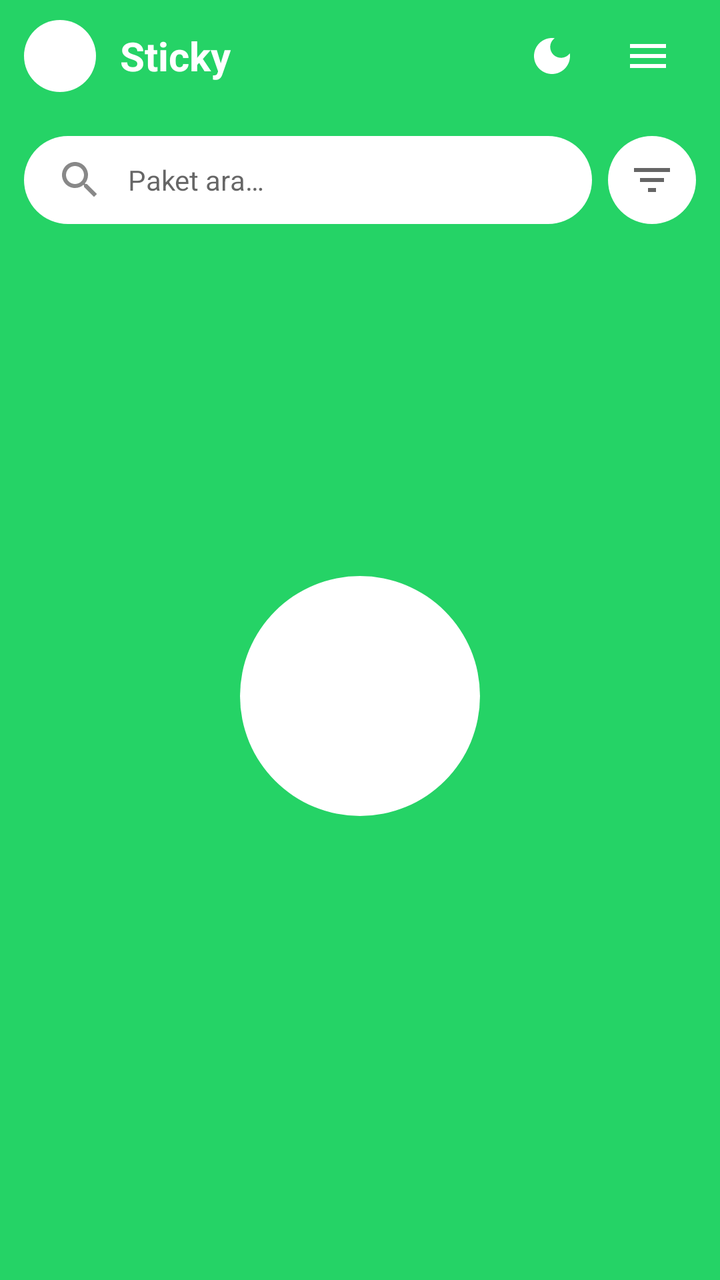
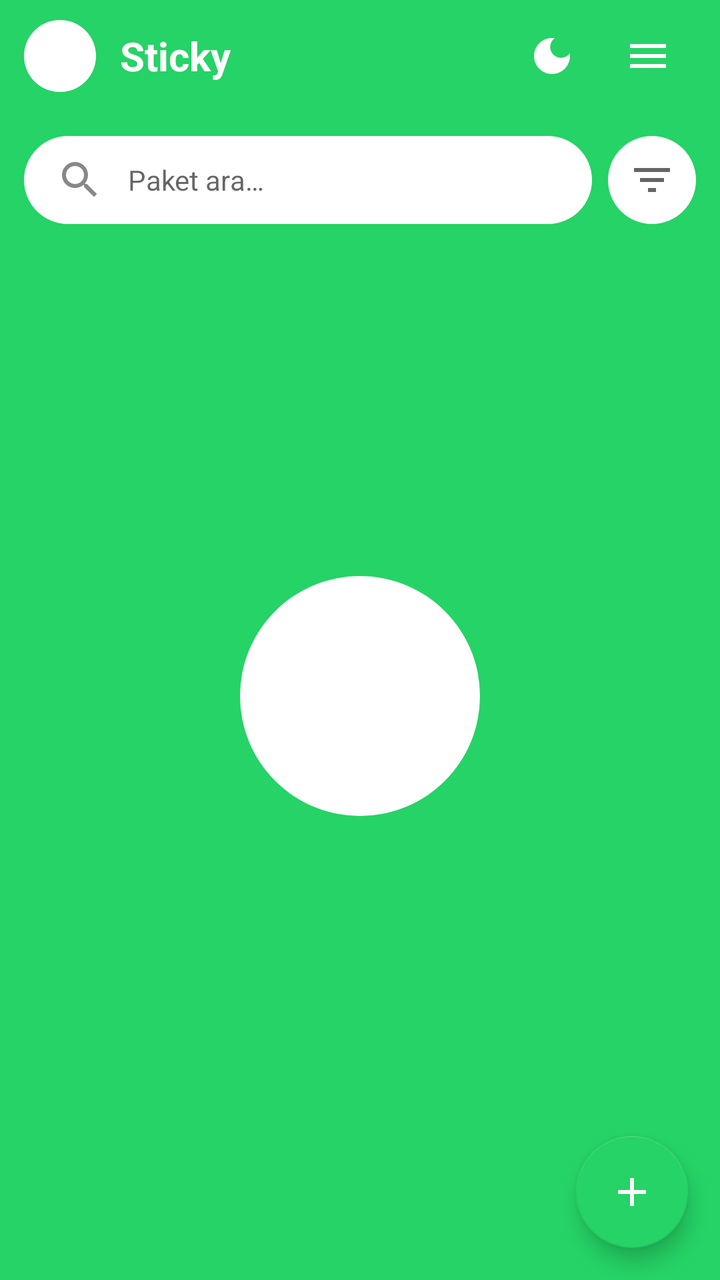

Screens rendered from an Android XML layout before and after an edit, with the pre-edit source and the edit as a unified diff.
<!-- AndroidManifest.xml: application theme AppTheme -->
<!-- res/layout/activity_main.xml -->
<?xml version="1.0" encoding="utf-8"?>
<androidx.drawerlayout.widget.DrawerLayout
    xmlns:android="http://schemas.android.com/apk/res/android"
    xmlns:app="http://schemas.android.com/apk/res-auto"
    android:id="@+id/drawer"
    android:layout_width="match_parent"
    android:layout_height="match_parent">

    <LinearLayout
        android:layout_width="match_parent"
        android:layout_height="match_parent"
        android:orientation="vertical">

        
        <LinearLayout
            android:layout_width="match_parent"
            android:layout_height="56dp"
            android:background="@color/primary"
            android:gravity="center_vertical"
            android:orientation="horizontal"
            android:paddingHorizontal="12dp">

            <View
                android:layout_width="36dp"
                android:layout_height="36dp"
                android:background="@drawable/ic_logo_white" />

            <TextView
                android:layout_width="0dp"
                android:layout_height="wrap_content"
                android:layout_weight="1"
                android:layout_marginStart="12dp"
                android:text="@string/app_name"
                android:textColor="@color/white"
                android:textSize="20sp"
                android:textStyle="bold" />

            <ImageButton
                android:id="@+id/btnTheme"
                android:layout_width="48dp"
                android:layout_height="48dp"
                android:background="?selectableItemBackgroundBorderless"
                android:src="@drawable/ic_moon"
                android:contentDescription="Toggle theme" />

            <ImageButton
                android:id="@+id/menuBtn"
                android:layout_width="48dp"
                android:layout_height="48dp"
                android:background="?selectableItemBackgroundBorderless"
                android:src="@drawable/ic_menu"
                android:contentDescription="Menu" />
        </LinearLayout>

        
        <LinearLayout
            android:layout_width="match_parent"
            android:layout_height="wrap_content"
            android:padding="12dp"
            android:background="@color/primary"
            android:gravity="center_vertical">

            <EditText
                android:id="@+id/searchBox"
                android:layout_width="0dp"
                android:layout_height="44dp"
                android:layout_weight="1"
                android:background="@drawable/search_bg"
                android:drawableStart="@drawable/ic_search"
                android:drawablePadding="12dp"
                android:hint="@string/search_hint"
                android:inputType="text"
                android:paddingHorizontal="16dp"
                android:textSize="14sp"
                android:maxLines="1"
                android:imeOptions="actionSearch" />

            <ImageButton
                android:id="@+id/btnFilter"
                android:layout_width="44dp"
                android:layout_height="44dp"
                android:layout_marginStart="8dp"
                android:background="@drawable/search_bg"
                android:src="@drawable/ic_filter"
                android:padding="10dp"
                android:scaleType="fitCenter"
                android:contentDescription="@string/filter" />
        </LinearLayout>

        
        <FrameLayout
            android:layout_width="match_parent"
            android:layout_height="match_parent">

            
            <androidx.swiperefreshlayout.widget.SwipeRefreshLayout
                android:id="@+id/swipeRefresh"
                android:layout_width="match_parent"
                android:layout_height="match_parent"
                android:visibility="gone">

                <androidx.recyclerview.widget.RecyclerView
                    android:id="@+id/rv"
                    android:layout_width="match_parent"
                    android:layout_height="match_parent"
                    android:background="@drawable/chat_wallpaper_pattern"
                    android:clipToPadding="false"
                    android:padding="8dp" />

            </androidx.swiperefreshlayout.widget.SwipeRefreshLayout>

            
            <LinearLayout
                android:id="@+id/loadingOverlay"
                android:layout_width="match_parent"
                android:layout_height="match_parent"
                android:background="@color/primary"
                android:gravity="center"
                android:orientation="vertical">

                <View
                    android:layout_width="120dp"
                    android:layout_height="120dp"
                    android:background="@drawable/ic_logo_white" />

                <ProgressBar
                    android:layout_width="36dp"
                    android:layout_height="36dp"
                    android:layout_marginTop="32dp"
                    android:indeterminateTint="@android:color/white" />

            </LinearLayout>

        </FrameLayout>

    </LinearLayout>

    
    <LinearLayout
        android:id="@+id/navDrawer"
        android:layout_width="280dp"
        android:layout_height="match_parent"
        android:layout_gravity="end"
        android:orientation="vertical"
        android:background="?android:colorBackground">

        
        <LinearLayout
            android:layout_width="match_parent"
            android:layout_height="180dp"
            android:background="@color/primary"
            android:gravity="center"
            android:orientation="vertical"
            android:padding="16dp">

            <View
                android:layout_width="72dp"
                android:layout_height="72dp"
                android:background="@drawable/ic_logo_white" />

            <TextView
                android:layout_width="wrap_content"
                android:layout_height="wrap_content"
                android:layout_marginTop="16dp"
                android:text="@string/app_name"
                android:textColor="@android:color/white"
                android:textSize="24sp"
                android:textStyle="bold" />

            <TextView
                android:layout_width="wrap_content"
                android:layout_height="wrap_content"
                android:layout_marginTop="4dp"
                android:text="v1.0"
                android:textColor="#CCFFFFFF"
                android:textSize="12sp" />

        </LinearLayout>

        
        <ScrollView
            android:layout_width="match_parent"
            android:layout_height="match_parent">

            <LinearLayout
                android:layout_width="match_parent"
                android:layout_height="wrap_content"
                android:orientation="vertical">

                
                <LinearLayout
                    android:id="@+id/navPremium"
                    android:layout_width="match_parent"
                    android:layout_height="56dp"
                    android:background="?selectableItemBackground"
                    android:gravity="center_vertical"
                    android:paddingHorizontal="16dp">

                    <ImageView
                        android:layout_width="24dp"
                        android:layout_height="24dp"
                        android:src="@drawable/ic_premium" />

                    <TextView
                        android:layout_width="wrap_content"
                        android:layout_height="wrap_content"
                        android:layout_marginStart="16dp"
                        android:text="@string/premium"
                        android:textSize="16sp"
                        android:textStyle="bold" />

                </LinearLayout>

                <View
                    android:layout_width="match_parent"
                    android:layout_height="1dp"
                    android:background="#E0E0E0" />

                
                <LinearLayout
                    android:id="@+id/navContact"
                    android:layout_width="match_parent"
                    android:layout_height="56dp"
                    android:background="?selectableItemBackground"
                    android:gravity="center_vertical"
                    android:paddingHorizontal="16dp">

                    <ImageView
                        android:layout_width="24dp"
                        android:layout_height="24dp"
                        android:src="@drawable/ic_contact" />

                    <TextView
                        android:layout_width="wrap_content"
                        android:layout_height="wrap_content"
                        android:layout_marginStart="16dp"
                        android:text="@string/contact_us"
                        android:textSize="16sp" />

                </LinearLayout>

                
                <LinearLayout
                    android:id="@+id/navRate"
                    android:layout_width="match_parent"
                    android:layout_height="56dp"
                    android:background="?selectableItemBackground"
                    android:gravity="center_vertical"
                    android:paddingHorizontal="16dp">

                    <ImageView
                        android:layout_width="24dp"
                        android:layout_height="24dp"
                        android:src="@drawable/ic_rate" />

                    <TextView
                        android:layout_width="wrap_content"
                        android:layout_height="wrap_content"
                        android:layout_marginStart="16dp"
                        android:text="@string/rate_us"
                        android:textSize="16sp" />

                </LinearLayout>

                
                <LinearLayout
                    android:id="@+id/navSuggest"
                    android:layout_width="match_parent"
                    android:layout_height="56dp"
                    android:background="?selectableItemBackground"
                    android:gravity="center_vertical"
                    android:paddingHorizontal="16dp">

                    <ImageView
                        android:layout_width="24dp"
                        android:layout_height="24dp"
                        android:src="@drawable/ic_suggest" />

                    <TextView
                        android:layout_width="wrap_content"
                        android:layout_height="wrap_content"
                        android:layout_marginStart="16dp"
                        android:text="@string/suggest_sticker"
                        android:textSize="16sp" />

                </LinearLayout>

                
                <LinearLayout
                    android:id="@+id/navShare"
                    android:layout_width="match_parent"
                    android:layout_height="56dp"
                    android:background="?selectableItemBackground"
                    android:gravity="center_vertical"
                    android:paddingHorizontal="16dp">

                    <ImageView
                        android:layout_width="24dp"
                        android:layout_height="24dp"
                        android:src="@drawable/ic_share" />

                    <TextView
                        android:layout_width="wrap_content"
                        android:layout_height="wrap_content"
                        android:layout_marginStart="16dp"
                        android:text="@string/share_app"
                        android:textSize="16sp" />

                </LinearLayout>

                <View
                    android:layout_width="match_parent"
                    android:layout_height="1dp"
                    android:background="#E0E0E0" />

                
                <LinearLayout
                    android:id="@+id/navFaq"
                    android:layout_width="match_parent"
                    android:layout_height="56dp"
                    android:background="?selectableItemBackground"
                    android:gravity="center_vertical"
                    android:paddingHorizontal="16dp">

                    <ImageView
                        android:layout_width="24dp"
                        android:layout_height="24dp"
                        android:src="@drawable/ic_faq" />

                    <TextView
                        android:layout_width="wrap_content"
                        android:layout_height="wrap_content"
                        android:layout_marginStart="16dp"
                        android:text="@string/faq"
                        android:textSize="16sp" />

                </LinearLayout>

                
                <LinearLayout
                    android:id="@+id/navAbout"
                    android:layout_width="match_parent"
                    android:layout_height="56dp"
                    android:background="?selectableItemBackground"
                    android:gravity="center_vertical"
                    android:paddingHorizontal="16dp">

                    <ImageView
                        android:layout_width="24dp"
                        android:layout_height="24dp"
                        android:src="@drawable/ic_info" />

                    <TextView
                        android:layout_width="wrap_content"
                        android:layout_height="wrap_content"
                        android:layout_marginStart="16dp"
                        android:text="@string/about"
                        android:textSize="16sp" />

                </LinearLayout>

                
                <LinearLayout
                    android:id="@+id/navNotifications"
                    android:layout_width="match_parent"
                    android:layout_height="56dp"
                    android:background="?selectableItemBackground"
                    android:gravity="center_vertical"
                    android:paddingHorizontal="16dp">

                    <ImageView
                        android:layout_width="24dp"
                        android:layout_height="24dp"
                        android:src="@drawable/ic_notification" />

                    <TextView
                        android:layout_width="wrap_content"
                        android:layout_height="wrap_content"
                        android:layout_marginStart="16dp"
                        android:text="@string/notification_settings"
                        android:textSize="16sp" />

                </LinearLayout>

                
                <LinearLayout
                    android:id="@+id/navPrivacy"
                    android:layout_width="match_parent"
                    android:layout_height="56dp"
                    android:background="?selectableItemBackground"
                    android:gravity="center_vertical"
                    android:paddingHorizontal="16dp">

                    <ImageView
                        android:layout_width="24dp"
                        android:layout_height="24dp"
                        android:src="@drawable/ic_privacy" />

                    <TextView
                        android:layout_width="wrap_content"
                        android:layout_height="wrap_content"
                        android:layout_marginStart="16dp"
                        android:text="@string/privacy_policy"
                        android:textSize="16sp" />

                </LinearLayout>

            </LinearLayout>

        </ScrollView>

    </LinearLayout>

</androidx.drawerlayout.widget.DrawerLayout>
<!-- resources referenced by this layout -->
<resources>
  <color name="primary">#25D366</color>
  <color name="white">#FFFFFF</color>
  <string name="about">Hakkında</string>
  <string name="app_name">Sticky</string>
  <string name="contact_us">Bize Ulaşın</string>
  <string name="faq">Sıkça Sorulan Sorular</string>
  <string name="filter">Filtrele</string>
  <string name="notification_settings">Bildirim Ayarları</string>
  <string name="premium">Premium</string>
  <string name="privacy_policy">Gizlilik Politikası</string>
  <string name="rate_us">Bizi Puanlayın</string>
  <string name="search_hint">Paket ara…</string>
  <string name="share_app">Paylaş</string>
  <string name="suggest_sticker">Sticker Öner</string>
  <color name="chat_pattern_light">#F0EBE3</color>
  <color name="background">#ECE5DD</color>
  <color name="chat_pattern_dark">#D9D2C9</color>
  <!-- unchanged entries left out for length: 17 -->
</resources>

<!-- the commit's change to res/layout/activity_main.xml (unified diff, before → after) -->
@@ -6,58 +6,80 @@
     android:layout_width="match_parent"
     android:layout_height="match_parent">
 
-    <LinearLayout
+    <FrameLayout
         android:layout_width="match_parent"
-        android:layout_height="match_parent"
-        android:orientation="vertical">
-
-        
+        android:layout_height="match_parent">
+
         <LinearLayout
             android:layout_width="match_parent"
-            android:layout_height="56dp"
-            android:background="@color/primary"
-            android:gravity="center_vertical"
-            android:orientation="horizontal"
-            android:paddingHorizontal="12dp">
-
-            <View
-                android:layout_width="36dp"
-                android:layout_height="36dp"
-                android:background="@drawable/ic_logo_white" />
-
-            <TextView
-                android:layout_width="0dp"
-                android:layout_height="wrap_content"
-                android:layout_weight="1"
-                android:layout_marginStart="12dp"
-                android:text="@string/app_name"
-                android:textColor="@color/white"
-                android:textSize="20sp"
-                android:textStyle="bold" />
-
-            <ImageButton
-                android:id="@+id/btnTheme"
-                android:layout_width="48dp"
-                android:layout_height="48dp"
-                android:background="?selectableItemBackgroundBorderless"
-                android:src="@drawable/ic_moon"
-                android:contentDescription="Toggle theme" />
-
-            <ImageButton
-                android:id="@+id/menuBtn"
-                android:layout_width="48dp"
-                android:layout_height="48dp"
-                android:background="?selectableItemBackgroundBorderless"
-                android:src="@drawable/ic_menu"
-                android:contentDescription="Menu" />
-        </LinearLayout>
-
-        
-        <LinearLayout
-            android:layout_width="match_parent"
-            android:layout_height="wrap_content"
-            android:padding="12dp"
-            android:background="@color/primary"
+            android:layout_height="match_parent"
+            android:orientation="vertical">
+
+            
+            <LinearLayout
+                android:layout_width="match_parent"
+                android:layout_height="56dp"
+                android:background="@color/primary"
+                android:gravity="center_vertical"
+                android:orientation="horizontal"
+                android:paddingHorizontal="12dp">
+
+                <View
+                    android:layout_width="36dp"
+                    android:layout_height="36dp"
+                    android:background="@drawable/ic_logo_white" />
+
+                
+                <LinearLayout
+                    android:layout_width="0dp"
+                    android:layout_height="wrap_content"
+                    android:layout_weight="1"
+                    android:layout_marginStart="12dp"
+                    android:orientation="vertical">
+
+                    <TextView
+                        android:id="@+id/toolbarTitle"
+                        android:layout_width="wrap_content"
+                        android:layout_height="wrap_content"
+                        android:text="@string/app_name"
+                        android:textColor="@color/white"
+                        android:textSize="20sp"
+                        android:textStyle="bold" />
+
+                    <TextView
+                        android:id="@+id/toolbarSubtitle"
+                        android:layout_width="wrap_content"
+                        android:layout_height="wrap_content"
+                        android:text="@string/your_stickers"
+                        android:textColor="#E0FFFFFF"
+                        android:textSize="12sp"
+                        android:visibility="gone" />
+
+                </LinearLayout>
+
+                <ImageButton
+                    android:id="@+id/btnTheme"
+                    android:layout_width="48dp"
+                    android:layout_height="48dp"
+                    android:background="?selectableItemBackgroundBorderless"
+                    android:src="@drawable/ic_moon"
+                    android:contentDescription="Toggle theme" />
+
+                <ImageButton
+                    android:id="@+id/menuBtn"
+                    android:layout_width="48dp"
+                    android:layout_height="48dp"
+                    android:background="?selectableItemBackgroundBorderless"
+                    android:src="@drawable/ic_menu"
+                    android:contentDescription="Menu" />
+            </LinearLayout>
+
+            
+            <LinearLayout
+                android:layout_width="match_parent"
+                android:layout_height="wrap_content"
+                android:padding="12dp"
+                android:background="@color/primary"
             android:gravity="center_vertical">
 
             <EditText
@@ -131,9 +153,132 @@
 
             </LinearLayout>
 
+            
+            <View
+                android:id="@+id/fabOverlay"
+                android:layout_width="match_parent"
+                android:layout_height="match_parent"
+                android:background="#99000000"
+                android:visibility="gone"
+                android:elevation="4dp"
+                android:clickable="true"
+                android:focusable="true" />
+
+            
+            <LinearLayout
+                android:id="@+id/fabMenuContainer"
+                android:layout_width="wrap_content"
+                android:layout_height="wrap_content"
+                android:layout_gravity="bottom|end"
+                android:orientation="vertical"
+                android:gravity="end"
+                android:paddingEnd="16dp"
+                android:paddingBottom="88dp"
+                android:clipToPadding="false"
+                android:visibility="gone"
+                android:elevation="6dp">
+
+                
+                <LinearLayout
+                    android:id="@+id/fabActionCreate"
+                    android:layout_width="wrap_content"
+                    android:layout_height="wrap_content"
+                    android:gravity="center_vertical"
+                    android:layout_marginBottom="16dp"
+                    android:clickable="true"
+                    android:focusable="true"
+                    android:background="?selectableItemBackground">
+
+                    <TextView
+                        android:layout_width="wrap_content"
+                        android:layout_height="wrap_content"
+                        android:text="@string/create_sticker_option"
+                        android:textColor="@color/text_primary"
+                        android:background="@drawable/bg_fab_label"
+                        android:paddingHorizontal="12dp"
+                        android:paddingVertical="6dp"
+                        android:layout_marginEnd="12dp"
+                        android:elevation="2dp" />
+
+                    <com.google.android.material.floatingactionbutton.FloatingActionButton
+                        android:id="@+id/fabCreateIcon"
+                        android:layout_width="wrap_content"
+                        android:layout_height="wrap_content"
+                        android:src="@drawable/ic_create_sticker"
+                        app:fabSize="mini"
+                        app:tint="@color/white"
+                        app:backgroundTint="#9C27B0"
+                        android:clickable="false" />
+                </LinearLayout>
+
+                
+                <LinearLayout
+                    android:id="@+id/fabActionMyStickers"
+                    android:layout_width="wrap_content"
+                    android:layout_height="wrap_content"
+                    android:gravity="center_vertical"
+                    android:layout_marginBottom="16dp"
+                    android:clickable="true"
+                    android:focusable="true"
+                    android:background="?selectableItemBackground">
+
+                    <TextView
+                        android:layout_width="wrap_content"
+                        android:layout_height="wrap_content"
+                        android:text="@string/my_stickers_option"
+                        android:textColor="@color/text_primary"
+                        android:background="@drawable/bg_fab_label"
+                        android:paddingHorizontal="12dp"
+                        android:paddingVertical="6dp"
+                        android:layout_marginEnd="12dp"
+                        android:elevation="2dp" />
+
+                    <com.google.android.material.floatingactionbutton.FloatingActionButton
+                        android:id="@+id/fabMyStickersIcon"
+                        android:layout_width="wrap_content"
+                        android:layout_height="wrap_content"
+                        android:src="@drawable/ic_sticker"
+                        app:fabSize="mini"
+                        app:tint="@color/white"
+                        app:backgroundTint="@color/accent"
+                        android:clickable="false" />
+                </LinearLayout>
+
+            </LinearLayout>
+
+            
+            <com.google.android.material.floatingactionbutton.FloatingActionButton
+                android:id="@+id/fabAddCustom"
+                android:layout_width="wrap_content"
+                android:layout_height="wrap_content"
+                android:layout_gravity="bottom|end"
+                android:layout_margin="16dp"
+                android:src="@drawable/ic_add"
+                android:contentDescription="Çıkartma Ekle"
+                android:visibility="gone"
+                app:tint="@color/white"
+                app:backgroundTint="#9C27B0"
+                app:fabSize="normal"
+                android:elevation="8dp" />
+
+            
+            <com.google.android.material.floatingactionbutton.FloatingActionButton
+                android:id="@+id/fabMain"
+                android:layout_width="wrap_content"
+                android:layout_height="wrap_content"
+                android:layout_gravity="bottom|end"
+                android:layout_margin="16dp"
+                android:src="@drawable/ic_add"
+                android:contentDescription="@string/create_sticker"
+                app:tint="@color/white"
+                app:backgroundTint="@color/accent"
+                android:elevation="6dp" />
+
         </FrameLayout>
 
     </LinearLayout>
+
+    </FrameLayout>
 
     
     <LinearLayout
@@ -187,6 +332,8 @@
                 android:layout_height="wrap_content"
                 android:orientation="vertical">
 
+
+
                 
                 <LinearLayout
                     android:id="@+id/navPremium"
@@ -211,6 +358,29 @@
 
                 </LinearLayout>
 
+                
+                <LinearLayout
+                    android:id="@+id/navRestorePurchases"
+                    android:layout_width="match_parent"
+                    android:layout_height="56dp"
+                    android:background="?selectableItemBackground"
+                    android:gravity="center_vertical"
+                    android:paddingHorizontal="16dp">
+
+                    <ImageView
+                        android:layout_width="24dp"
+                        android:layout_height="24dp"
+                        android:src="@drawable/ic_restore" />
+
+                    <TextView
+                        android:layout_width="wrap_content"
+                        android:layout_height="wrap_content"
+                        android:layout_marginStart="16dp"
+                        android:text="@string/restore_purchases"
+                        android:textSize="16sp" />
+
+                </LinearLayout>
+
                 <View
                     android:layout_width="match_parent"
                     android:layout_height="1dp"
<!-- resource entries referenced after the edit -->
@@ -1,19 +1,82 @@
 <!-- resources referenced by this layout -->
 <resources>
+  <color name="accent">#25D366</color>
   <color name="primary">#25D366</color>
+  <color name="text_primary">#212121</color>
   <color name="white">#FFFFFF</color>
+  <!-- drawable bg_fab_label (drawable) -->
+  <?xml version="1.0" encoding="utf-8"?>
+  <shape xmlns:android="http://schemas.android.com/apk/res/android"
+      android:shape="rectangle">
+      <solid android:color="@color/white" />
+      <corners android:radius="4dp" />
+      <padding
+          android:bottom="4dp"
+          android:left="8dp"
+          android:right="8dp"
+          android:top="4dp" />
+  </shape>
+  <!-- drawable ic_add (drawable) -->
+  <vector xmlns:android="http://schemas.android.com/apk/res/android"
+      android:width="24dp"
+      android:height="24dp"
+      android:viewportWidth="24.0"
+      android:viewportHeight="24.0">
+      <path
+          android:fillColor="#FF000000"
+          android:pathData="M19,13h-6v6h-2v-6H5v-2h6V5h2v6h6v2z"/>
+  </vector>
+  <!-- drawable ic_create_sticker (drawable) -->
+  <vector xmlns:android="http://schemas.android.com/apk/res/android"
+      android:width="24dp"
+      android:height="24dp"
+      android:viewportWidth="24"
+      android:viewportHeight="24">
+      <path
+          android:fillColor="#25D366"
+          android:pathData="M19,13h-6v6h-2v-6H5v-2h6V5h2v6h6v2z"/>
+      <path
+          android:fillColor="#25D366"
+          android:pathData="M12,2C6.48,2 2,6.48 2,12s4.48,10 10,10 10,-4.48 10,-10S17.52,2 12,2zM12,20c-4.41,0 -8,-3.59 -8,-8s3.59,-8 8,-8 8,3.59 8,8 -3.59,8 -8,8z"/>
+  </vector>
+  <!-- drawable ic_restore (drawable) -->
+  <vector xmlns:android="http://schemas.android.com/apk/res/android"
+      android:width="24dp"
+      android:height="24dp"
+      android:viewportWidth="24"
+      android:viewportHeight="24">
+      <path
+          android:fillColor="#25D366"
+          android:pathData="M12,4V1L8,5l4,4V6c3.31,0 6,2.69 6,6 0,1.01 -0.25,1.97 -0.7,2.8l1.46,1.46C19.54,15.03 20,13.57 20,12c0,-4.42 -3.58,-8 -8,-8zM12,18c-3.31,0 -6,-2.69 -6,-6 0,-1.01 0.25,-1.97 0.7,-2.8L5.24,7.74C4.46,8.97 4,10.43 4,12c0,4.42 3.58,8 8,8v3l4,-4 -4,-4v3z"/>
+  </vector>
+  <!-- drawable ic_sticker (drawable) -->
+  <vector xmlns:android="http://schemas.android.com/apk/res/android"
+      android:width="24dp"
+      android:height="24dp"
+      android:viewportWidth="24.0"
+      android:viewportHeight="24.0"
+      android:tint="?attr/colorControlNormal">
+      <path
+          android:fillColor="@android:color/white"
+          android:pathData="M11.99,2C6.47,2 2,6.48 2,12s4.47,10 9.99,10C17.52,22 22,17.52 22,12S17.52,2 11.99,2zM12,20c-4.42,0 -8,-3.58 -8,-8s3.58,-8 8,-8 8,3.58 8,8 -3.58,8 -8,8zM15.5,11c0.83,0 1.5,-0.67 1.5,-1.5S16.33,8 15.5,8 14,8.67 14,9.5s0.67,1.5 1.5,1.5zM8.5,11c0.83,0 1.5,-0.67 1.5,-1.5S9.33,8 8.5,8 7,8.67 7,9.5 7.67,11 8.5,11zM12,17.5c2.33,0 4.31,-1.46 5.11,-3.5H6.89c0.8,2.04 2.78,3.5 5.11,3.5z"/>
+  </vector>
   <string name="about">Hakkında</string>
   <string name="app_name">Sticky</string>
   <string name="contact_us">Bize Ulaşın</string>
+  <string name="create_sticker">Kendi Stickerını Yap</string>
+  <string name="create_sticker_option">Çıkartma Yap</string>
   <string name="faq">Sıkça Sorulan Sorular</string>
   <string name="filter">Filtrele</string>
+  <string name="my_stickers_option">Çıkartmalarınız</string>
   <string name="notification_settings">Bildirim Ayarları</string>
   <string name="premium">Premium</string>
   <string name="privacy_policy">Gizlilik Politikası</string>
   <string name="rate_us">Bizi Puanlayın</string>
+  <string name="restore_purchases">Satın Alımları Geri Yükle</string>
   <string name="search_hint">Paket ara…</string>
   <string name="share_app">Paylaş</string>
   <string name="suggest_sticker">Sticker Öner</string>
+  <string name="your_stickers">Çıkartmalarınız</string>
   <color name="chat_pattern_light">#F0EBE3</color>
   <color name="background">#ECE5DD</color>
   <color name="chat_pattern_dark">#D9D2C9</color>
